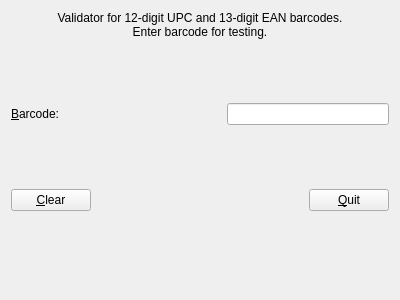
Before: the Qt Designer form barcodeValidator/widget.ui in gsavopul/utilities, drawn with Qt 5.
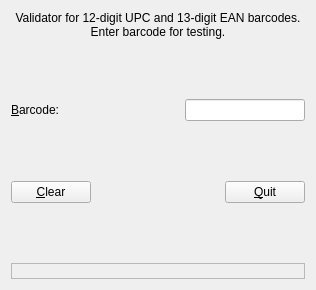
After: the same form once the commit is applied.

Commit message:
Fixed the initialization of digitExp. Implemented minor name changes for the GUI elements.
lineEdit		->	barcodeEdit
label_2			->	outcomeLabel
pushButton		->	clearButton
pushButton_2	->	quitButton

Diff of the .ui file:
```diff
--- a/barcodeValidator/widget.ui
+++ b/barcodeValidator/widget.ui
@@ -9,19 +9,10 @@
    <rect>
     <x>0</x>
     <y>0</y>
-    <width>400</width>
-    <height>300</height>
+    <width>316</width>
+    <height>290</height>
    </rect>
   </property>
-  <property name="sizePolicy">
-   <sizepolicy hsizetype="Preferred" vsizetype="Preferred">
-    <horstretch>0</horstretch>
-    <verstretch>0</verstretch>
-   </sizepolicy>
-  </property>
-  <property name="windowTitle">
-   <string>Widget</string>
-  </property>
   <layout class="QVBoxLayout" name="verticalLayout">
    <item>
     <widget class="QLabel" name="label_3">
@@ -135,7 +126,10 @@
     </spacer>
    </item>
    <item>
-    <widget class="QLabel" name="label_2">
+    <widget class="QLabel" name="outcomeLabel">
+     <property name="frameShape">
+      <enum>QFrame::StyledPanel</enum>
+     </property>
      <property name="text">
       <string/>
      </property>
```
Left out of the diff: 57 changed lines with no effect on the pictures. The commit also changes 4 other files.
